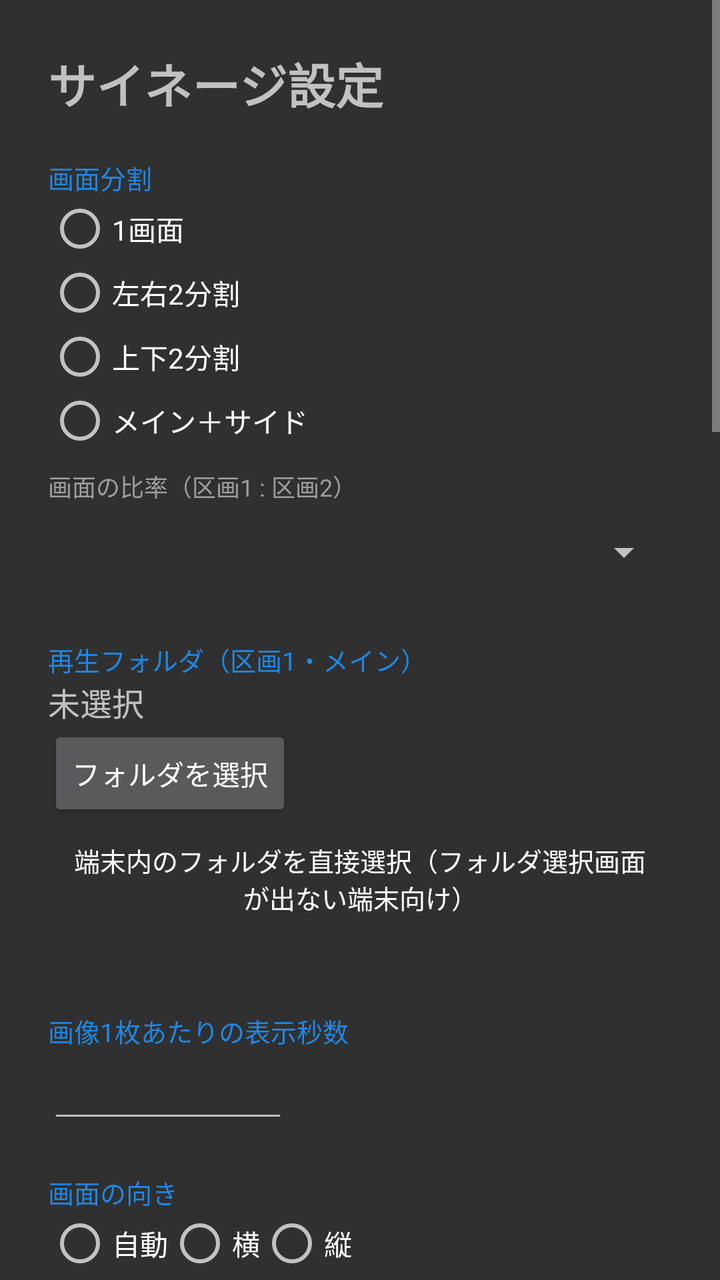
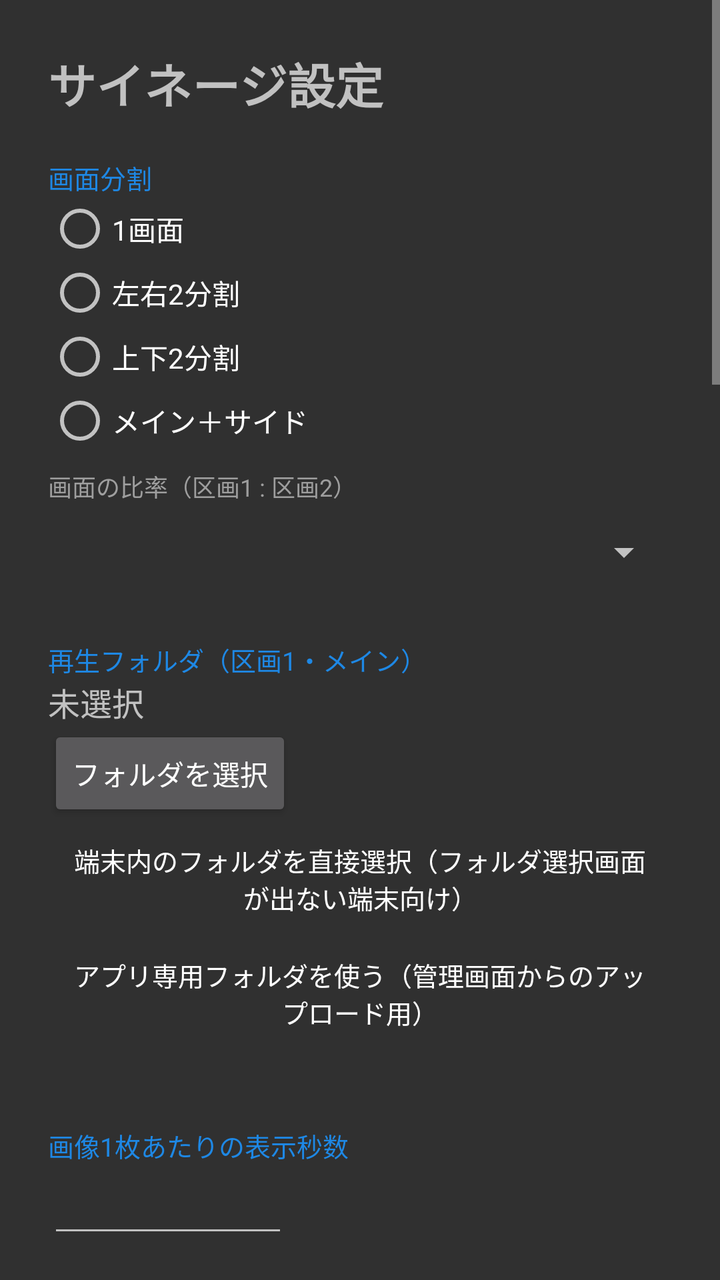

The first picture is an Android layout as it rendered before a commit; the second is the same layout after the commit. The layout source and the unified diff follow.
<!-- AndroidManifest.xml: application theme Theme.Settings -->
<!-- res/layout/activity_main.xml -->
<?xml version="1.0" encoding="utf-8"?>
<ScrollView xmlns:android="http://schemas.android.com/apk/res/android"
    android:layout_width="match_parent"
    android:layout_height="match_parent"
    android:fitsSystemWindows="true">

    <LinearLayout
        android:layout_width="match_parent"
        android:layout_height="wrap_content"
        android:orientation="vertical"
        android:padding="24dp">

        <TextView
            android:layout_width="wrap_content"
            android:layout_height="wrap_content"
            android:text="サイネージ設定"
            android:textSize="24sp"
            android:textStyle="bold" />

        <TextView
            style="@style/Label"
            android:text="画面分割" />

        <RadioGroup
            android:id="@+id/layoutGroup"
            android:layout_width="wrap_content"
            android:layout_height="wrap_content"
            android:orientation="vertical">

            <RadioButton
                android:id="@+id/layoutSingle"
                android:layout_width="wrap_content"
                android:layout_height="wrap_content"
                android:text="1画面" />

            <RadioButton
                android:id="@+id/layoutLeftRight"
                android:layout_width="wrap_content"
                android:layout_height="wrap_content"
                android:text="左右2分割" />

            <RadioButton
                android:id="@+id/layoutTopBottom"
                android:layout_width="wrap_content"
                android:layout_height="wrap_content"
                android:text="上下2分割" />

            <RadioButton
                android:id="@+id/layoutMainSide"
                android:layout_width="wrap_content"
                android:layout_height="wrap_content"
                android:text="メイン＋サイド" />
        </RadioGroup>

        
        <LinearLayout
            android:id="@+id/splitRow"
            android:layout_width="match_parent"
            android:layout_height="wrap_content"
            android:orientation="vertical">

            <TextView
                style="@style/SubLabel"
                android:text="画面の比率（区画1 : 区画2）" />

            <Spinner
                android:id="@+id/splitSpinner"
                android:layout_width="match_parent"
                android:layout_height="wrap_content"
                android:minHeight="48dp" />
        </LinearLayout>

        
        <LinearLayout
            android:id="@+id/zonesContainer"
            android:layout_width="match_parent"
            android:layout_height="wrap_content"
            android:orientation="vertical" />

        <TextView
            style="@style/Label"
            android:text="再生フォルダ（区画1・メイン）" />

        <TextView
            android:id="@+id/folderText"
            android:layout_width="match_parent"
            android:layout_height="wrap_content"
            android:text="未選択"
            android:textSize="16sp" />

        <Button
            android:id="@+id/pickFolder"
            android:layout_width="wrap_content"
            android:layout_height="wrap_content"
            android:text="フォルダを選択" />

        <Button
            android:id="@+id/pickFolderDirect"
            style="?android:attr/borderlessButtonStyle"
            android:layout_width="wrap_content"
            android:layout_height="wrap_content"
            android:text="端末内のフォルダを直接選択（フォルダ選択画面が出ない端末向け）"
            android:textSize="13sp" />

        <TextView
            android:id="@+id/scanResult"
            android:layout_width="match_parent"
            android:layout_height="wrap_content"
            android:textColor="#9E9E9E"
            android:textSize="13sp" />

        <TextView
            style="@style/Label"
            android:text="画像1枚あたりの表示秒数" />

        <EditText
            android:id="@+id/secondsEdit"
            android:layout_width="120dp"
            android:layout_height="wrap_content"
            android:importantForAutofill="no"
            android:inputType="number"
            android:maxLength="4" />

        <TextView
            style="@style/Label"
            android:text="画面の向き" />

        <RadioGroup
            android:id="@+id/orientationGroup"
            android:layout_width="wrap_content"
            android:layout_height="wrap_content"
            android:orientation="horizontal">

            <RadioButton
                android:id="@+id/orientAuto"
                android:layout_width="wrap_content"
                android:layout_height="wrap_content"
                android:text="自動" />

            <RadioButton
                android:id="@+id/orientLandscape"
                android:layout_width="wrap_content"
                android:layout_height="wrap_content"
                android:text="横" />

            <RadioButton
                android:id="@+id/orientPortrait"
                android:layout_width="wrap_content"
                android:layout_height="wrap_content"
                android:text="縦" />
        </RadioGroup>

        <Switch
            android:id="@+id/shuffleSwitch"
            style="@style/Option"
            android:text="シャッフル再生（ループごとに並べ替え）" />

        <Switch
            android:id="@+id/recursiveSwitch"
            style="@style/Option"
            android:text="サブフォルダも含める" />

        <Switch
            android:id="@+id/soundSwitch"
            style="@style/Option"
            android:text="動画の音声を再生" />

        <Switch
            android:id="@+id/autoStartSwitch"
            style="@style/Option"
            android:text="自動再生（アプリ起動時・端末の電源ON時）" />

        <TextView
            style="@style/Label"
            android:layout_marginTop="28dp"
            android:text="時計" />

        <Switch
            android:id="@+id/clockSwitch"
            style="@style/Option"
            android:text="再生中に常に時計を表示" />

        <TextView
            style="@style/SubLabel"
            android:text="位置" />

        <RadioGroup
            android:id="@+id/clockPositionGroup"
            android:layout_width="wrap_content"
            android:layout_height="wrap_content"
            android:orientation="horizontal">

            <RadioButton
                android:id="@+id/clockTopRight"
                android:layout_width="wrap_content"
                android:layout_height="wrap_content"
                android:text="右上" />

            <RadioButton
                android:id="@+id/clockBottomRight"
                android:layout_width="wrap_content"
                android:layout_height="wrap_content"
                android:text="右下" />

            <RadioButton
                android:id="@+id/clockTopLeft"
                android:layout_width="wrap_content"
                android:layout_height="wrap_content"
                android:text="左上" />

            <RadioButton
                android:id="@+id/clockBottomLeft"
                android:layout_width="wrap_content"
                android:layout_height="wrap_content"
                android:text="左下" />
        </RadioGroup>

        <TextView
            style="@style/SubLabel"
            android:text="大きさ" />

        <RadioGroup
            android:id="@+id/clockSizeGroup"
            android:layout_width="wrap_content"
            android:layout_height="wrap_content"
            android:orientation="horizontal">

            <RadioButton
                android:id="@+id/clockSmall"
                android:layout_width="wrap_content"
                android:layout_height="wrap_content"
                android:text="小" />

            <RadioButton
                android:id="@+id/clockMedium"
                android:layout_width="wrap_content"
                android:layout_height="wrap_content"
                android:text="中" />

            <RadioButton
                android:id="@+id/clockLarge"
                android:layout_width="wrap_content"
                android:layout_height="wrap_content"
                android:text="大" />
        </RadioGroup>

        <TextView
            style="@style/Label"
            android:layout_marginTop="28dp"
            android:text="天気予報（気象庁）" />

        <Switch
            android:id="@+id/weatherSwitch"
            style="@style/Option"
            android:text="一定間隔で天気予報を表示" />

        <Switch
            android:id="@+id/weatherTimeSeriesSwitch"
            style="@style/Option"
            android:text="3時間ごとの予報も続けて表示" />

        <TextView
            style="@style/SubLabel"
            android:text="地方" />

        <Spinner
            android:id="@+id/officeSpinner"
            android:layout_width="match_parent"
            android:layout_height="wrap_content"
            android:minHeight="48dp" />

        <TextView
            style="@style/SubLabel"
            android:text="市区町村（予報は右側の地域単位です）" />

        <Spinner
            android:id="@+id/areaSpinner"
            android:layout_width="match_parent"
            android:layout_height="wrap_content"
            android:minHeight="48dp" />

        <LinearLayout
            android:layout_width="match_parent"
            android:layout_height="wrap_content"
            android:layout_marginTop="8dp"
            android:gravity="center_vertical">

            <EditText
                android:id="@+id/weatherIntervalEdit"
                android:layout_width="80dp"
                android:layout_height="wrap_content"
                android:gravity="end"
                android:importantForAutofill="no"
                android:inputType="number"
                android:maxLength="4" />

            <TextView
                android:layout_width="wrap_content"
                android:layout_height="wrap_content"
                android:text="分ごとに" />

            <EditText
                android:id="@+id/weatherSecondsEdit"
                android:layout_width="80dp"
                android:layout_height="wrap_content"
                android:gravity="end"
                android:importantForAutofill="no"
                android:inputType="number"
                android:maxLength="3" />

            <TextView
                android:layout_width="wrap_content"
                android:layout_height="wrap_content"
                android:text="秒間表示" />
        </LinearLayout>

        <TextView
            android:id="@+id/weatherStatus"
            android:layout_width="match_parent"
            android:layout_height="wrap_content"
            android:textColor="#9E9E9E"
            android:textSize="13sp" />

        <Button
            android:id="@+id/weatherPreview"
            android:layout_width="wrap_content"
            android:layout_height="wrap_content"
            android:text="天気予報をプレビュー" />

        <Button
            android:id="@+id/startButton"
            android:layout_width="match_parent"
            android:layout_height="wrap_content"
            android:layout_marginTop="24dp"
            android:backgroundTint="@color/brand"
            android:minHeight="56dp"
            android:text="▶ 再生開始"
            android:textSize="18sp" />

        <TextView
            android:layout_width="match_parent"
            android:layout_height="wrap_content"
            android:layout_marginTop="24dp"
            android:lineSpacingExtra="4dp"
            android:text="再生中の操作\n・タップ：情報表示\n・左右スワイプ：前へ / 次へ\n・ダブルタップ：一時停止 / 再開\n・長押し / 戻る：この設定画面へ\n\nリモコン：←→ 前後、決定 一時停止、↑↓ 情報表示、戻る 設定画面\n\nフォルダ内のファイルを追加・削除すると、ループが一周するたびに自動で反映されます。"
            android:textColor="#9E9E9E"
            android:textSize="13sp" />
    </LinearLayout>
</ScrollView>
<!-- resources referenced by this layout -->
<resources>
  <color name="brand">#1E88E5</color>
  <style name="Label">
          <item name="android:layout_width">wrap_content</item>
          <item name="android:layout_height">wrap_content</item>
          <item name="android:layout_marginTop">20dp</item>
          <item name="android:textSize">13sp</item>
          <item name="android:textColor">@color/brand</item>
      </style>
  <style name="Option">
          <item name="android:layout_width">match_parent</item>
          <item name="android:layout_height">wrap_content</item>
          <item name="android:layout_marginTop">12dp</item>
          <item name="android:minHeight">48dp</item>
          <item name="android:textSize">16sp</item>
      </style>
  <style name="SubLabel">
          <item name="android:layout_width">wrap_content</item>
          <item name="android:layout_height">wrap_content</item>
          <item name="android:layout_marginTop">8dp</item>
          <item name="android:textSize">12sp</item>
          <item name="android:textColor">#9E9E9E</item>
      </style>
  <style name="Theme.Settings" parent="android:Theme.Material.NoActionBar">
          <item name="android:colorAccent">@color/brand</item>
      </style>
</resources>

<!-- the commit's change to res/layout/activity_main.xml (unified diff, before → after) -->
@@ -102,6 +102,14 @@
             android:text="端末内のフォルダを直接選択（フォルダ選択画面が出ない端末向け）"
             android:textSize="13sp" />
 
+        <Button
+            android:id="@+id/useAppFolder"
+            style="?android:attr/borderlessButtonStyle"
+            android:layout_width="wrap_content"
+            android:layout_height="wrap_content"
+            android:text="アプリ専用フォルダを使う（管理画面からのアップロード用）"
+            android:textSize="13sp" />
+
         <TextView
             android:id="@+id/scanResult"
             android:layout_width="match_parent"
@@ -326,6 +334,31 @@
             android:layout_width="wrap_content"
             android:layout_height="wrap_content"
             android:text="天気予報をプレビュー" />
+
+        <TextView
+            style="@style/Label"
+            android:layout_marginTop="28dp"
+            android:text="管理画面（別の端末から操作）" />
+
+        <Switch
+            android:id="@+id/adminSwitch"
+            style="@style/Option"
+            android:text="同じWi-FiのPC・スマホから操作できるようにする" />
+
+        <TextView
+            android:id="@+id/adminInfo"
+            android:layout_width="match_parent"
+            android:layout_height="wrap_content"
+            android:lineSpacingExtra="4dp"
+            android:textIsSelectable="true"
+            android:textSize="15sp" />
+
+        <Button
+            android:id="@+id/adminPinReset"
+            style="?android:attr/borderlessButtonStyle"
+            android:layout_width="wrap_content"
+            android:layout_height="wrap_content"
+            android:text="PINを変更" />
 
         <Button
             android:id="@+id/startButton"
